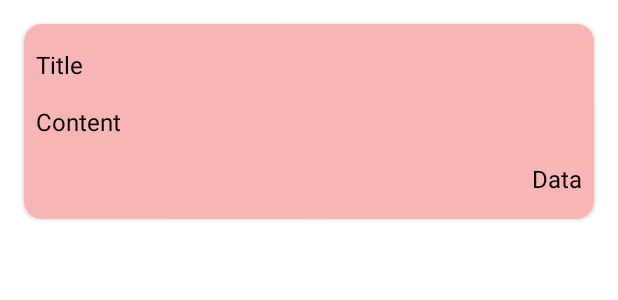
After one commit to Nabijonov-Otabek-19/Notes-app-MVVM, an Android app: the layout item_note.xml on its own in the app's theme, with its tools: preview values and no code run, on a phone screen of 412 x 824 dp. The commit adds this screen. Shown: the top 300 px of the screen. Run offline under Robolectric (Android 15) with nearby library versions, the phone set to English and light mode, and no system bars.

Commit message:
project updated

```diff
--- a/app/src/main/java/uz/gita/noteapp/data/model/NoteData.kt
+++ b/app/src/main/java/uz/gita/noteapp/data/model/NoteData.kt
@@ -1,7 +1,7 @@
-package uz.gita.noteapppractice.data.model
+package uz.gita.noteapp.data.model
 
 import androidx.room.ColumnInfo
-import uz.gita.noteapppractice.data.source.local.entity.NoteEntity
+import uz.gita.noteapp.data.source.local.entity.NoteEntity
 import java.util.*
 
 data class NoteData(
--- a/app/src/main/java/uz/gita/noteapp/data/source/local/NoteDatabase.kt
+++ b/app/src/main/java/uz/gita/noteapp/data/source/local/NoteDatabase.kt
@@ -1,4 +1,4 @@
-package uz.gita.noteapppractice.data.source.local
+package uz.gita.noteapp.data.source.local
 
 import android.content.Context
 import androidx.room.Database
@@ -7,7 +7,7 @@ import androidx.room.RoomDatabase
 import androidx.room.TypeConverters
 import uz.gita.noteapppractice.data.source.local.converter.DateConverter
 import uz.gita.noteapppractice.data.source.local.dao.NoteDao
-import uz.gita.noteapppractice.data.source.local.entity.NoteEntity
+import uz.gita.noteapp.data.source.local.entity.NoteEntity
 
 @Database(entities = [NoteEntity::class], version=1)
 @TypeConverters(DateConverter::class)
@@ -21,7 +21,7 @@ abstract class NoteDatabase: RoomDatabase() {
         private const val DATABASE_NAME = "NoteDB.db"
 
         fun init(context: Context) {
-            if(!(::database.isInitialized)) {
+            if(!(Companion::database.isInitialized)) {
                 database = Room.databaseBuilder(
                     context,
                     NoteDatabase::class.java,
--- a/app/src/main/java/uz/gita/noteapp/data/source/local/dao/NoteDao.kt
+++ b/app/src/main/java/uz/gita/noteapp/data/source/local/dao/NoteDao.kt
@@ -2,8 +2,8 @@ package uz.gita.noteapppractice.data.source.local.dao
 
 import androidx.lifecycle.LiveData
 import androidx.room.*
-import uz.gita.noteapppractice.data.model.NoteData
-import uz.gita.noteapppractice.data.source.local.entity.NoteEntity
+import uz.gita.noteapp.data.model.NoteData
+import uz.gita.noteapp.data.source.local.entity.NoteEntity
 
 @Dao
 interface NoteDao {
--- a/app/src/main/java/uz/gita/noteapp/data/source/local/entity/NoteEntity.kt
+++ b/app/src/main/java/uz/gita/noteapp/data/source/local/entity/NoteEntity.kt
@@ -1,9 +1,9 @@
-package uz.gita.noteapppractice.data.source.local.entity
+package uz.gita.noteapp.data.source.local.entity
 
 import androidx.room.ColumnInfo
 import androidx.room.Entity
 import androidx.room.PrimaryKey
-import uz.gita.noteapppractice.data.model.NoteData
+import uz.gita.noteapp.data.model.NoteData
 import java.util.Date
 
 @Entity(tableName = "Notes")
--- a/app/src/main/java/uz/gita/noteapp/domain/repository/impl/AppRepositoryImpl.kt
+++ b/app/src/main/java/uz/gita/noteapp/domain/repository/impl/AppRepositoryImpl.kt
@@ -1,8 +1,8 @@
 package uz.gita.noteapp.domain.repository.impl
 
 import androidx.lifecycle.LiveData
-import uz.gita.noteapppractice.data.model.NoteData
-import uz.gita.noteapppractice.data.source.local.NoteDatabase
+import uz.gita.noteapp.data.model.NoteData
+import uz.gita.noteapp.data.source.local.NoteDatabase
 import uz.gita.noteapppractice.domain.repository.AppRepository
 
 class AppRepositoryImpl private constructor(): AppRepository {
--- a/app/src/main/java/uz/gita/noteapp/presentation/screen/add/viewmodel/AddNoteViewModel.kt
+++ b/app/src/main/java/uz/gita/noteapp/presentation/screen/add/viewmodel/AddNoteViewModel.kt
@@ -1,7 +1,4 @@
 package uz.gita.noteapp.presentation.screen.add.viewmodel
-
-import androidx.lifecycle.LiveData
-import uz.gita.noteapppractice.data.model.NoteData
 
 interface AddNoteViewModel {
 
--- a/app/src/main/java/uz/gita/noteapp/presentation/screen/home/viewmodel/HomeViewModel.kt
+++ b/app/src/main/java/uz/gita/noteapp/presentation/screen/home/viewmodel/HomeViewModel.kt
@@ -1,7 +1,7 @@
 package uz.gita.noteapp.presentation.screen.home.viewmodel
 
 import androidx.lifecycle.LiveData
-import uz.gita.noteapppractice.data.model.NoteData
+import uz.gita.noteapp.data.model.NoteData
 
 interface HomeViewModel {
     val notesLiveData: LiveData<List<NoteData>>
--- a/app/src/main/java/uz/gita/noteapp/presentation/screen/home/viewmodel/impl/HomeViewModelImpl.kt
+++ b/app/src/main/java/uz/gita/noteapp/presentation/screen/home/viewmodel/impl/HomeViewModelImpl.kt
@@ -3,7 +3,7 @@ package uz.gita.noteapp.presentation.screen.home.viewmodel.impl
 import androidx.lifecycle.LiveData
 import androidx.lifecycle.MutableLiveData
 import androidx.lifecycle.ViewModel
-import uz.gita.noteapppractice.data.model.NoteData
+import uz.gita.noteapp.data.model.NoteData
 import uz.gita.noteapppractice.domain.repository.AppRepository
 import uz.gita.noteapp.domain.repository.impl.AppRepositoryImpl
 import uz.gita.noteapp.presentation.screen.home.viewmodel.HomeViewModel
--- /dev/null
+++ b/app/src/main/res/layout/item_note.xml
@@ -0,0 +1,58 @@
+<?xml version="1.0" encoding="utf-8"?>
+<androidx.cardview.widget.CardView xmlns:android="http://schemas.android.com/apk/res/android"
+    xmlns:app="http://schemas.android.com/apk/res-auto"
+    android:layout_width="match_parent"
+    android:layout_height="wrap_content"
+    android:layout_margin="16dp"
+    android:elevation="4dp"
+    app:cardCornerRadius="12dp">
+
+    <androidx.constraintlayout.widget.ConstraintLayout
+        android:layout_width="match_parent"
+        android:layout_height="match_parent"
+        android:background="#F8B5B5"
+        android:padding="8dp">
+
+        <androidx.appcompat.widget.AppCompatTextView
+            android:id="@+id/txtTitle"
+            android:layout_width="match_parent"
+            android:layout_height="wrap_content"
+            android:layout_marginVertical="8dp"
+            android:text="Title"
+            android:textColor="@color/black"
+            android:textSize="16sp"
+            app:layout_constraintBottom_toTopOf="@id/txtContent"
+            app:layout_constraintLeft_toLeftOf="parent"
+            app:layout_constraintRight_toRightOf="parent"
+            app:layout_constraintTop_toTopOf="parent" />
+
+        <androidx.appcompat.widget.AppCompatTextView
+            android:id="@+id/txtContent"
+            android:layout_width="match_parent"
+            android:layout_height="wrap_content"
+            android:layout_marginVertical="8dp"
+            android:text="Content"
+            android:textColor="@color/black"
+            android:textSize="16sp"
+            app:layout_constraintBottom_toTopOf="@id/txtData"
+            app:layout_constraintLeft_toLeftOf="parent"
+            app:layout_constraintRight_toRightOf="parent"
+            app:layout_constraintTop_toBottomOf="@id/txtTitle" />
+
+        <androidx.appcompat.widget.AppCompatTextView
+            android:id="@+id/txtData"
+            android:layout_width="match_parent"
+            android:layout_height="wrap_content"
+            android:layout_marginVertical="8dp"
+            android:gravity="end"
+            android:text="Data"
+            android:textColor="@color/black"
+            android:textSize="16sp"
+            app:layout_constraintBottom_toBottomOf="parent"
+            app:layout_constraintLeft_toLeftOf="parent"
+            app:layout_constraintRight_toRightOf="parent"
+            app:layout_constraintTop_toBottomOf="@id/txtContent" />
+
+    </androidx.constraintlayout.widget.ConstraintLayout>
+
+</androidx.cardview.widget.CardView>
```
Also changed, not shown: app/src/main/java/uz/gita/noteapp/domain/repository/AppRepository.kt (+1 -6 lines), app/src/main/java/uz/gita/noteapp/presentation/adapter/HomeAdapter.kt (added, +47 -0 lines), app/src/main/java/uz/gita/noteapp/presentation/screen/home/HomeFragment.kt (+9 -1 lines), app/src/main/res/layout/fragment_home.xml (+8 -0 lines).
